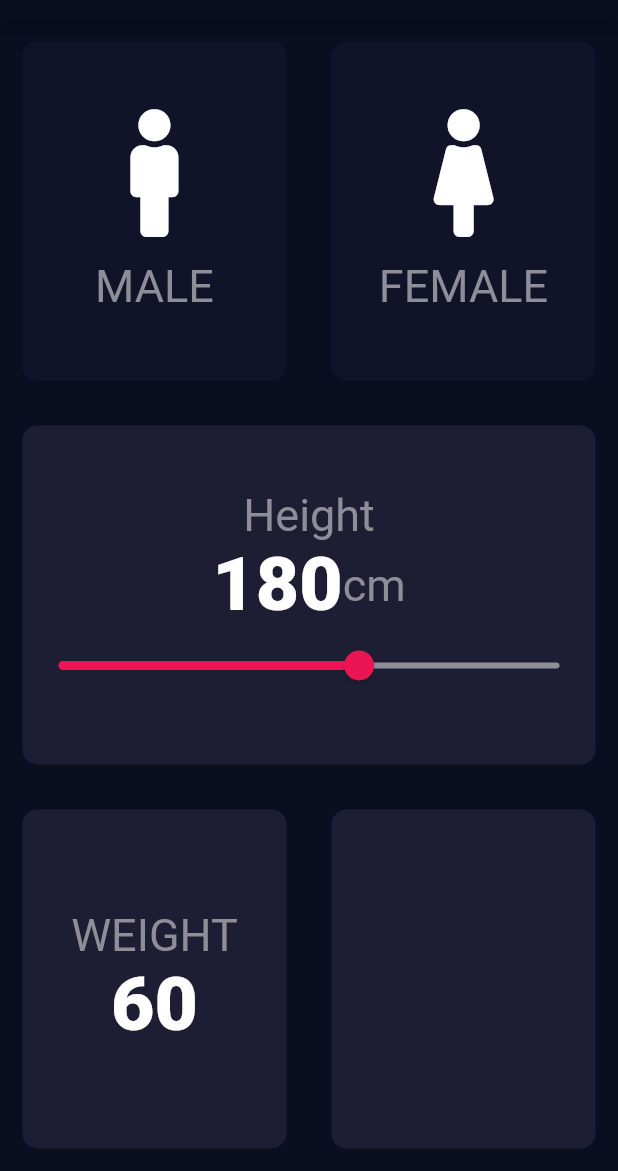
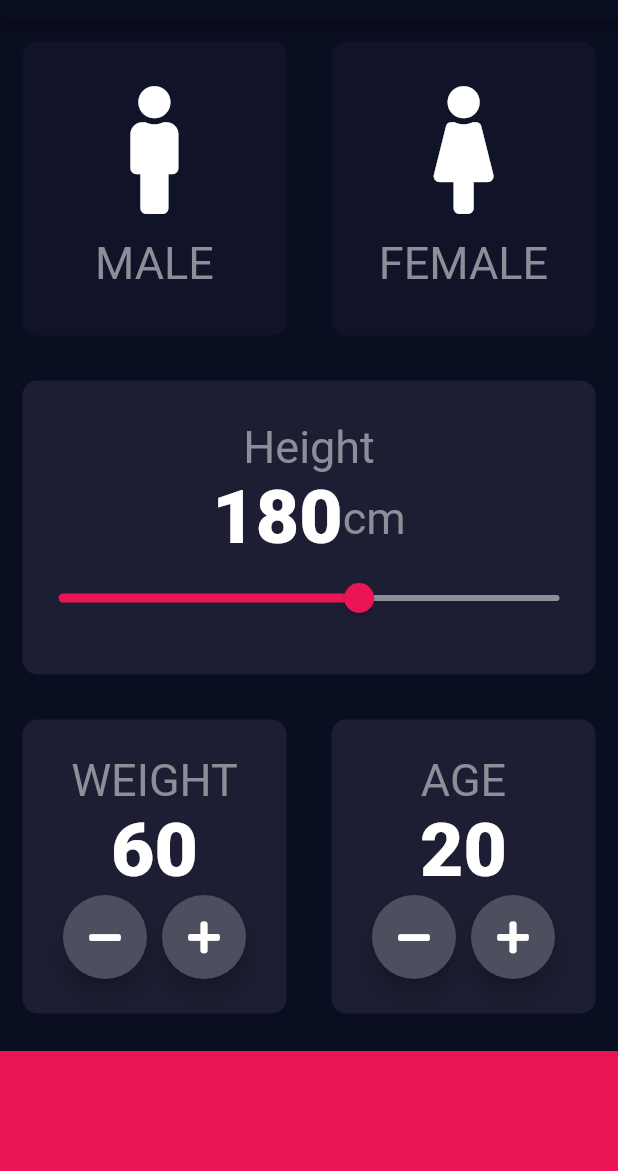
Before and after one commit to saqlainabbas068/flutter_BMICalculator_app, a Flutter app: the screen it shows after launch, on a phone screen of 412 x 824 dp, the part 65-1236 px from its top. Run offline on Flutter 3.47's test engine with Material 2 defaults, Android fonts, the phone set to English and light mode, and no system bars; our stand-ins replace font_awesome_flutter.

```diff
--- a/lib/input_page.dart
+++ b/lib/input_page.dart
@@ -86,7 +86,6 @@ class _InputPageState extends State<InputPage> {
           ],
         ),
         ),
-
         Expanded(child: new RepeatContainerCode(
           colors: Color(0xFF1D1E33),
           cardWidget: Column(
@@ -118,7 +117,6 @@ class _InputPageState extends State<InputPage> {
             )
         ),
         ),
-
         Expanded(child: Row(
           children: <Widget>[
           Expanded(child: new RepeatContainerCode(
@@ -136,25 +134,104 @@ class _InputPageState extends State<InputPage> {
                 ),
                 Row(
                   mainAxisAlignment: MainAxisAlignment.center,
-                  children:<Widget>
-                  [
+                  children: [
+                  RoundIcon(
+                  iconData: FontAwesomeIcons.minus,
+                  onPress: (){
+                    setState(() {
+                      sliderWeight--;
+                    });
+                  },
+                ),
+                    SizedBox(width: 10.0),
+                    RoundIcon(
+                  iconData: FontAwesomeIcons.plus,
+                      onPress: (){
+                     setState(() {
+                     sliderWeight++;
+                    });
+            },
+                    ),
 
-                  ],
-                )
+
               ],
-            ),
+               ),
+              ],
+             ),
           ),
           ),
 
           Expanded(
               child: new RepeatContainerCode(
                 colors: Color(0xFF1D1E33),
+                cardWidget: Column(
+                  mainAxisAlignment: MainAxisAlignment.center,
+                  children: [
+                    Text
+                      (
+                        'AGE',style: kLabelStyle
+                    ),
+                    Text(
+                        sliderAge.toString(),
+                        style: kNumberStyle
+                    ),
+                    Row(
+                      mainAxisAlignment: MainAxisAlignment.center,
+                      children: [
+                        RoundIcon(
+                          iconData: FontAwesomeIcons.minus,
+                          onPress: (){
+                            setState(() {
+                              sliderAge--;
+                            });
+                          },
+                        ),
+                        SizedBox(width: 10.0),
+                        RoundIcon(
+                          iconData: FontAwesomeIcons.plus,
+                          onPress: (){
+                            setState(() {
+                              sliderAge++;
+                            });
+                          },
+                        ),
+                      ],
+                    ),
+                  ],
+                ),
               ),
           ),
-         ],
-       ),
+          ],
         ),
-       ],
-    ),);
+        ),
+        Container(
+          color: Color(0xFFEB1555),
+          margin: EdgeInsets.only(top:10.0),
+          width: double.infinity,
+          height: 80.0,
+        ),
+        ],
+      ),
+    );
   }
 }
+class RoundIcon extends StatelessWidget {
+  RoundIcon({@required this.iconData,this.onPress});
+  final IconData  iconData;
+  final Function  onPress;
+
+  @override
+  Widget build(BuildContext context) {
+    return RawMaterialButton(
+      child: Icon(iconData),
+      onPressed: onPress,
+      elevation: 6.0,
+      constraints: BoxConstraints.tightFor(
+        height: 56.0,
+        width: 56.0,
+      ),
+      shape: CircleBorder(),
+      fillColor: Color(0xFF4C4F5E),
+    );
+  }
+}
```
